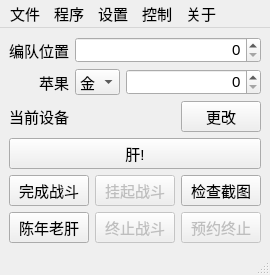
Qt form FGO-py/fgoMainWindow.ui (hgjazhgj/FGO-py) before a commit.
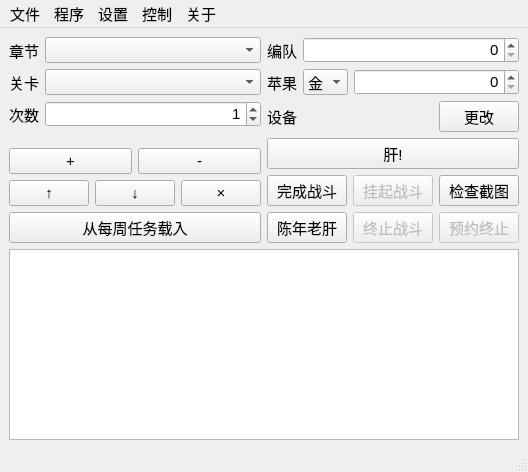
The same form after that commit.

```diff
--- a/FGO-py/fgoMainWindow.ui
+++ b/FGO-py/fgoMainWindow.ui
@@ -15,10 +15,162 @@
   <widget class="QWidget" name="widget">
    <layout class="QVBoxLayout" name="verticalLayout">
     <item>
+     <layout class="QHBoxLayout" name="LAYOUT_MAIN">
+      <item>
+       <layout class="QVBoxLayout" name="LAYOUT_QUEST">
+        <item>
+         <layout class="QFormLayout" name="LAYOUT_QUESTSELECT">
+          <property name="labelAlignment">
+           <set>Qt::AlignRight|Qt::AlignTrailing|Qt::AlignVCenter</set>
+          </property>
+          <item row="0" column="1">
+           <widget class="QComboBox" name="CBB_CHAPTER"/>
+          </item>
+          <item row="0" column="0">
+           <widget class="QLabel" name="LBL_CHAPTER">
+            <property name="text">
+             <string>章节</string>
+            </property>
+           </widget>
+          </item>
+          <item row="1" column="0">
+           <widget class="QLabel" name="LBL_QUEST">
+            <property name="text">
+             <string>关卡</string>
+            </property>
+           </widget>
+          </item>
+          <item row="1" column="1">
+           <widget class="QComboBox" name="CBB_QUEST"/>
+          </item>
+          <item row="2" column="0">
+           <widget class="QLabel" name="LBL_TIMES">
+            <property name="text">
+             <string>次数</string>
+            </property>
+           </widget>
+          </item>
+          <item row="2" column="1">
+           <widget class="QSpinBox" name="TXT_TIMES">
+            <property name="contextMenuPolicy">
+             <enum>Qt::NoContextMenu</enum>
+            </property>
+            <property name="alignment">
+             <set>Qt::AlignRight|Qt::AlignTrailing|Qt::AlignVCenter</set>
+            </property>
+            <property name="maximum">
+             <number>114514</number>
+            </property>
+            <property name="value">
+             <number>1</number>
+            </property>
+           </widget>
+          </item>
+         </layout>
+        </item>
+        <item>
+         <layout class="QHBoxLayout" name="LAYOUT_QUESTADD">
+          <item>
+           <widget class="QPushButton" name="BTN_QUESTADD">
+            <property name="statusTip">
+             <string>新增</string>
+            </property>
+            <property name="text">
+             <string>+</string>
+            </property>
+           </widget>
+          </item>
+          <item>
+           <widget class="QPushButton" name="BTN_QUESTREMOVE">
+            <property name="statusTip">
+             <string>删除</string>
+            </property>
+            <property name="text">
+             <string>-</string>
+            </property>
+           </widget>
+          </item>
+         </layout>
+        </item>
+        <item>
+         <layout class="QHBoxLayout" name="LAYOUT_QUESTMOVE">
+          <item>
+           <widget class="QPushButton" name="BTN_QUESTUP">
+            <property name="statusTip">
+             <string>上移</string>
+            </property>
+            <property name="text">
+             <string>↑</string>
+            </property>
+           </widget>
+          </item>
+          <item>
+           <widget class="QPushButton" name="BTN_QUESTDOWN">
+            <property name="statusTip">
+             <string>下移</string>
+            </property>
+            <property name="text">
+             <string>↓</string>
+            </property>
+           </widget>
+          </item>
+          <item>
+           <widget class="QPushButton" name="BTN_QUESTCLEAR">
+            <property name="statusTip">
+             <string>清空</string>
+            </property>
+            <property name="text">
+             <string>×</string>
+            </property>
+           </widget>
+          </item>
+         </layout>
+        </item>
+        <item>
+         <widget class="QPushButton" name="BTN_QUESTLOAD">
+          <property name="sizePolicy">
+           <sizepolicy hsizetype="Expanding" vsizetype="Fixed">
+            <horstretch>0</horstretch>
+            <verstretch>0</verstretch>
+           </sizepolicy>
+          </property>
+          <property name="text">
+           <string>从每周任务载入</string>
+          </property>
+         </widget>
+        </item>
+       </layout>
+      </item>
+      <item>
+       <layout class="QVBoxLayout" name="LAYOUT_LAUNCH">
+        <item>
      <layout class="QFormLayout" name="LAYOUT_INFO">
       <property name="labelAlignment">
        <set>Qt::AlignRight|Qt::AlignTrailing|Qt::AlignVCenter</set>
       </property>
+          <item row="0" column="0">
+           <widget class="QLabel" name="LBL_TEAM">
+            <property name="text">
+             <string>编队</string>
+            </property>
+           </widget>
+          </item>
+          <item row="0" column="1">
+           <widget class="QSpinBox" name="TXT_TEAM">
+            <property name="contextMenuPolicy">
+             <enum>Qt::NoContextMenu</enum>
+            </property>
+            <property name="statusTip">
+             <string>所选编队在队伍编成界面的位置,从左到右1-10,0为无效</string>
+            </property>
+            <property name="alignment">
+             <set>Qt::AlignRight|Qt::AlignTrailing|Qt::AlignVCenter</set>
+            </property>
+            <property name="maximum">
+             <number>10</number>
+            </property>
+           </widget>
+          </item>
       <item row="1" column="0">
        <widget class="QLabel" name="LBL_APPLE">
         <property name="maximumSize">
@@ -93,33 +245,10 @@
         </item>
        </layout>
       </item>
-      <item row="0" column="0">
-       <widget class="QLabel" name="LBL_TEAM">
-        <property name="text">
-         <string>编队位置</string>
-        </property>
-       </widget>
-      </item>
-      <item row="0" column="1">
-       <widget class="QSpinBox" name="TXT_TEAM">
-        <property name="contextMenuPolicy">
-         <enum>Qt::NoContextMenu</enum>
-        </property>
-        <property name="statusTip">
-         <string>所选编队在队伍编成界面的位置,从左到右1-10,0为无效</string>
-        </property>
-        <property name="alignment">
-         <set>Qt::AlignRight|Qt::AlignTrailing|Qt::AlignVCenter</set>
-        </property>
-        <property name="maximum">
-         <number>10</number>
-        </property>
-       </widget>
-      </item>
       <item row="2" column="0">
        <widget class="QLabel" name="LBL_CURRENTDEVICE">
         <property name="text">
-         <string>当前设备</string>
+             <string>设备</string>
         </property>
        </widget>
       </item>
@@ -272,6 +401,13 @@
      </layout>
     </item>
    </layout>
+      </item>
+     </layout>
+    </item>
+    <item>
+     <widget class="QListWidget" name="LST_QUEST"/>
+    </item>
+   </layout>
   </widget>
   <widget class="QMenuBar" name="MENU">
    <widget class="QMenu" name="MENU_ABOUT">
```
Left out of the diff: 82 changed lines with no effect on the pictures. Lines whose indentation alone changed are shown as unchanged.
